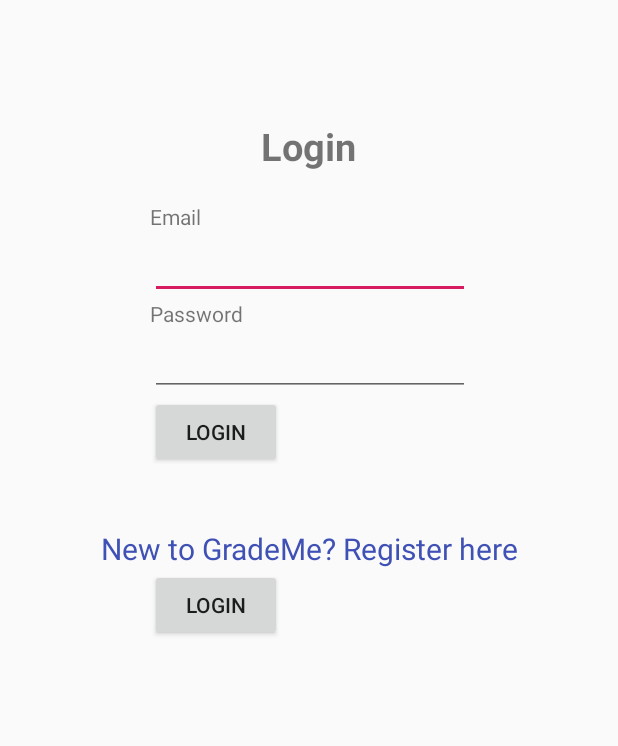
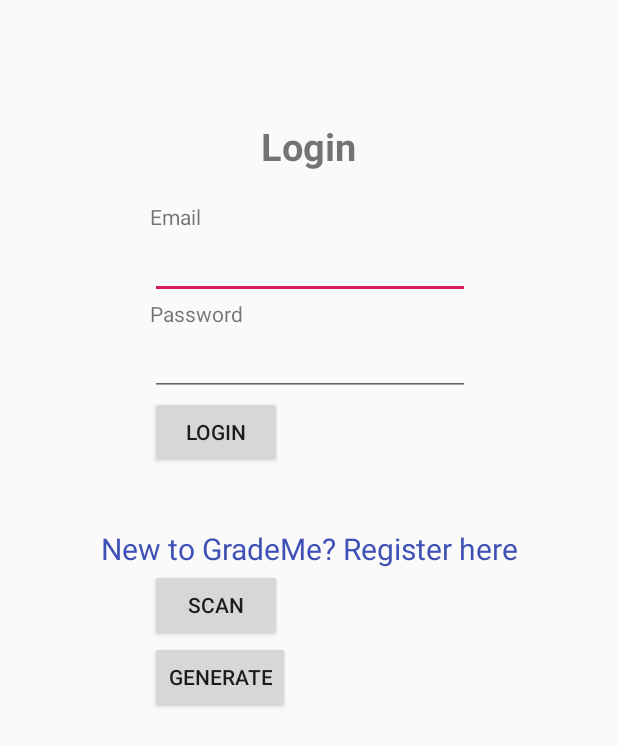
Before and after one commit to jweyers2/GradeMe, an Android app: the screen it shows after launch (MainActivity), on a phone screen of 412 x 824 dp. Shown: the top 746 px of the screen. Run offline under Robolectric (Android 15) with nearby library versions, the phone set to English and light mode, and no system bars.

Commit message:
QR Generator

```diff
--- a/app/build.gradle
+++ b/app/build.gradle
@@ -20,7 +20,6 @@
 
 dependencies {
     implementation fileTree(dir: 'libs', include: ['*.jar'])
-    //compile 'com.android.support:appcompat-v7:25.0.1'
     implementation 'com.android.support:appcompat-v7:28.0.0'
     implementation 'com.android.support.constraint:constraint-layout:1.1.3'
     implementation 'com.android.support:design:28.0.0'
@@ -30,9 +29,8 @@
     implementation 'com.android.volley:volley:1.1.0'
     implementation 'com.android.support:recyclerview-v7:28.0.0'
 
-    //add this dependency
-    //implementation 'com.journeyapps:zxing-android-embedded:3.4.0'
     implementation 'com.journeyapps:zxing-android-embedded:3.0.2@aar'
     implementation 'com.google.zxing:core:3.2.0'
+    implementation 'androidmads.library.qrgenearator:QRGenearator:1.0.3'
 
 }
--- a/app/src/main/java/com/example/grademe/MainActivity.java
+++ b/app/src/main/java/com/example/grademe/MainActivity.java
@@ -53,6 +53,14 @@
             }
         });
 
+        Button qrButtonGen = findViewById(R.id.btnQRGen);
+        qrButtonGen.setOnClickListener( new View.OnClickListener() {
+            public void onClick(View v) {
+                Intent intent = new Intent(MainActivity.this, QRGenerator.class);
+                startActivity(intent);
+            }
+        });
+
         button = findViewById(R.id.btnLogin);
 
         button.setOnClickListener(new View.OnClickListener() {
--- a/app/src/main/java/com/example/grademe/QRActivity.java
+++ b/app/src/main/java/com/example/grademe/QRActivity.java
@@ -59,6 +59,8 @@
                     //converting the data to json
                     JSONObject obj = new JSONObject(result.getContents());
                     //setting values to textviews
+
+
                     textViewName.setText(obj.getString("name"));
                     textViewAddress.setText(obj.getString("address"));
                 } catch (JSONException e) {
--- a/app/src/main/res/layout/activity_main.xml
+++ b/app/src/main/res/layout/activity_main.xml
@@ -56,5 +56,11 @@
         android:layout_width="wrap_content"
         android:layout_height="wrap_content"
         android:layout_marginLeft="100dp"
-        android:text="Login" />
+        android:text="Scan" />
+    <Button
+        android:id="@+id/btnQRGen"
+        android:layout_width="wrap_content"
+        android:layout_height="wrap_content"
+        android:layout_marginLeft="100dp"
+        android:text="Generate" />
 </LinearLayout>
--- a/app/src/main/res/values/strings.xml
+++ b/app/src/main/res/values/strings.xml
@@ -8,4 +8,5 @@
 
     <string name="action_settings">Settings</string>
     <string name="title_activity_qr">QRActivity</string>
+    <string name="title_activity_qrgenerator">QRGenerator</string>
 </resources>
```
Also changed, not shown: app/src/main/AndroidManifest.xml (+6 -2 lines), app/src/main/java/com/example/grademe/QRGenerator.java (added, +55 -0 lines), app/src/main/res/layout/activity_qrgenerator.xml (added, +40 -0 lines), app/src/main/res/layout/content_qrgenerator.xml (added, +11 -0 lines).
